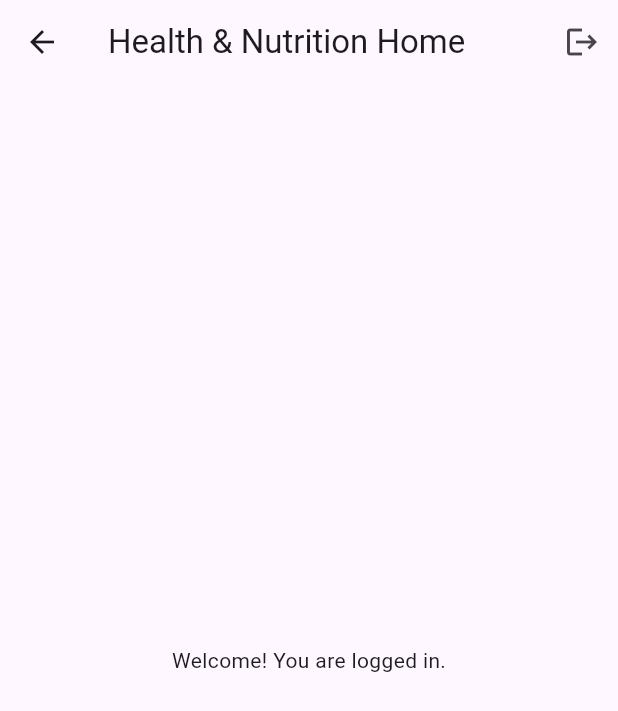
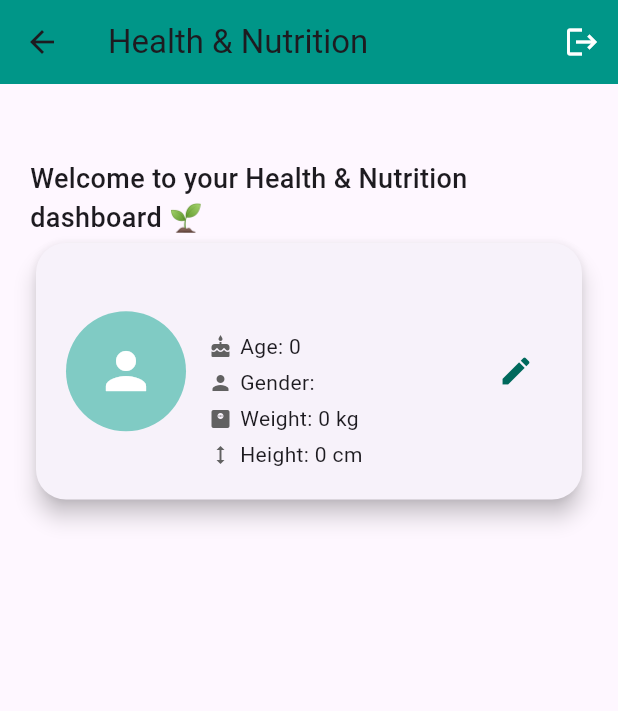
Before and after one commit to Nuhard/HealthNutritionMonitoringApp, a Flutter app: the HomeScreen screen opened by its route, on a phone screen of 412 x 824 dp. Shown: the top 711 px of the screen. Run offline on Flutter 3.47's test engine with Material 3 defaults, Android fonts, the phone set to English and light mode, and no system bars; our stand-ins replace cloud_firestore, firebase_auth, firebase_core; accounts and stored records are empty.

Commit message:
ui changes and functional

```diff
--- a/lib/screens/home_screen.dart
+++ b/lib/screens/home_screen.dart
@@ -1,49 +1,170 @@
+import 'package:cloud_firestore/cloud_firestore.dart';
 import 'package:flutter/material.dart';
+import 'package:firebase_auth/firebase_auth.dart';
+import '../services/auth_service.dart';
+import 'profile_screen.dart';
 
-import '../services/auth_service.dart';
+class HomeScreen extends StatefulWidget {
+  @override
+  State<HomeScreen> createState() => _HomeScreenState();
+}
 
-class HomeScreen extends StatelessWidget {
-
-  final AuthService _authService = AuthService();
+class _HomeScreenState extends State<HomeScreen> {
+  final User? user = FirebaseAuth.instance.currentUser;
+  bool profileExists = false;
+  bool isLoading = true;
+  Map<String, dynamic>? profileData;
 
   @override
+  void initState() {
+    super.initState();
+    _checkProfile();
+  }
 
+  Future<void> _checkProfile() async {
+    if (user != null) {
+      final doc = await FirebaseFirestore.instance
+          .collection("profiles")
+          .doc(user!.uid)
+          .get();
+
+      setState(() {
+        profileExists = doc.exists;
+        profileData = doc.data();
+        isLoading = false;
+      });
+    }
+  }
+
+  Widget _buildProfileCard() {
+    if (!profileExists || profileData == null) {
+      return Column(
+        crossAxisAlignment: CrossAxisAlignment.start,
+        children: [
+          Text("Hello,", style: TextStyle(fontSize: 18, color: Colors.grey[700])),
+          Text(user?.displayName ?? user?.email ?? "User",
+              style: TextStyle(
+                fontSize: 22,
+                fontWeight: FontWeight.bold,
+                color: Colors.teal[800],
+              )),
+        ],
+      );
+    }
+
+    return Column(
+      crossAxisAlignment: CrossAxisAlignment.start,
+      children: [
+        Text(profileData!["name"] ?? "",
+            style: TextStyle(
+                fontSize: 22, fontWeight: FontWeight.bold, color: Colors.teal[800])),
+        SizedBox(height: 8),
+        Row(
+          children: [
+            Icon(Icons.cake, size: 16, color: Colors.grey[700]),
+            SizedBox(width: 5),
+            Text("Age: ${profileData!["age"] ?? '-'}"),
+          ],
+        ),
+        SizedBox(height: 4),
+        Row(
+          children: [
+            Icon(Icons.person, size: 16, color: Colors.grey[700]),
+            SizedBox(width: 5),
+            Text("Gender: ${profileData!["gender"] ?? '-'}"),
+          ],
+        ),
+        SizedBox(height: 4),
+        Row(
+          children: [
+            Icon(Icons.monitor_weight, size: 16, color: Colors.grey[700]),
+            SizedBox(width: 5),
+            Text("Weight: ${profileData!["weight"] ?? '-'} kg"),
+          ],
+        ),
+        SizedBox(height: 4),
+        Row(
+          children: [
+            Icon(Icons.height, size: 16, color: Colors.grey[700]),
+            SizedBox(width: 5),
+            Text("Height: ${profileData!["height"] ?? '-'} cm"),
+          ],
+        ),
+      ],
+    );
+  }
+
+  @override
   Widget build(BuildContext context) {
+    if (isLoading) {
+      return Scaffold(
+        body: Center(child: CircularProgressIndicator()),
+      );
+    }
 
     return Scaffold(
-
       appBar: AppBar(
-
-        title: Text('Health & Nutrition Home'),
-
+        title: Text('Health & Nutrition'),
         actions: [
-
           IconButton(
-
-            icon: Icon(Icons.logout),
-
+            icon: Icon(Icons.logout, color: Colors.white),
             onPressed: () async {
-
-              await _authService.signOut();
-
+              await AuthService().signOut();
               Navigator.pushReplacementNamed(context, '/login');
-
             },
-
-          )
+          ),
+        ],
+        backgroundColor: Colors.teal,
+        elevation: 0,
+      ),
+      body: Container(
+        padding: EdgeInsets.all(20),
+        child: Column(
+          children: [
+            SizedBox(height: 30),
+            Text(
+              "Welcome to your Health & Nutrition dashboard 🌱",
+              style: TextStyle(fontSize: 18, fontWeight: FontWeight.w500),
+            ),
+            Card(
+              shape: RoundedRectangleBorder(
+                borderRadius: BorderRadius.circular(20),
+              ),
+              elevation: 6,
+              child: Padding(
+                padding: EdgeInsets.all(20),
+                child: Row(
+                  children: [
+                    CircleAvatar(
+                      radius: 40,
+                      backgroundColor: Colors.teal.shade200,
+                      child: Icon(Icons.person, size: 40, color: Colors.white),
+                    ),
+                    SizedBox(width: 15),
+                    Expanded(child: _buildProfileCard()),
+                    IconButton(
+                      icon: Icon(
+                        profileExists ? Icons.edit : Icons.add,
+                        color: Colors.teal[800],
+                      ),
+                      tooltip: profileExists ? "Edit Profile" : "Create Profile",
+                      onPressed: () {
+                        Navigator.push(
+                          context,
+                          MaterialPageRoute(
+                              builder: (context) => ProfileForm(
+                                  existingData: profileData)), // pass existing data
+                        ).then((_) => _checkProfile()); // refresh after save
+                      },
+                    ),
+                  ],
+                ),
+              ),
+            ),
 
           ],
-
         ),
-
-      body: Center(
-
-        child: Text('Welcome! You are logged in.'),
-
       ),
-
     );
-
   }
-
 }
```
Also changed, not shown: lib/screens/profile_screen.dart (added, +180 -0 lines). Lines whose indentation alone changed are shown as unchanged.
